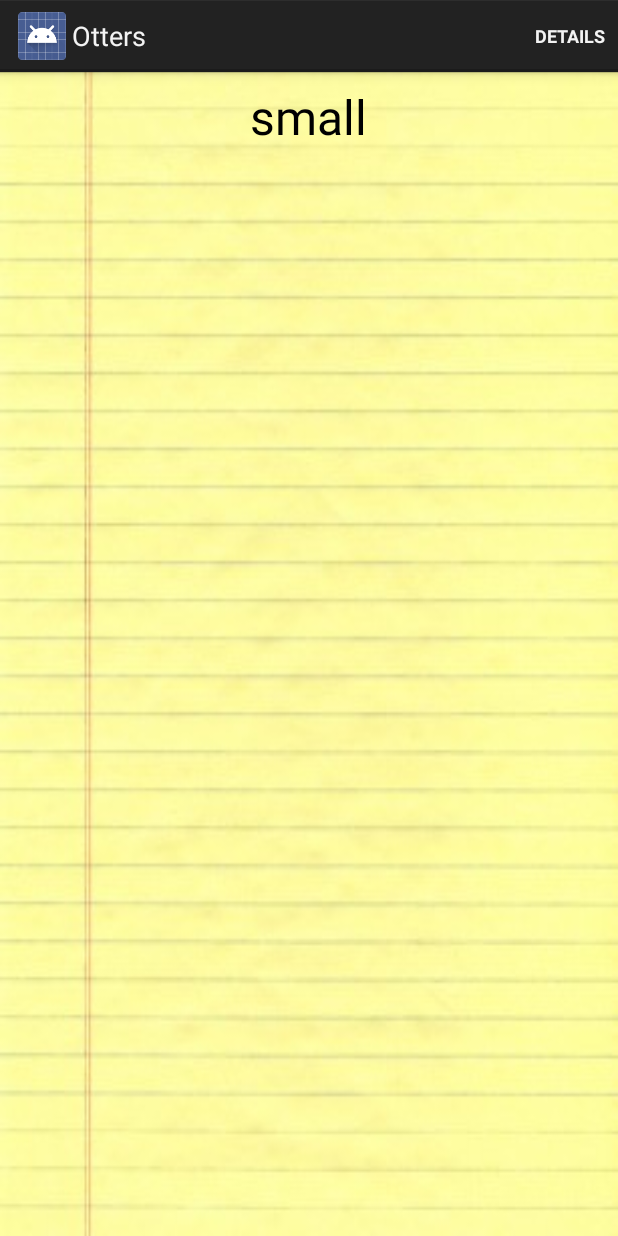
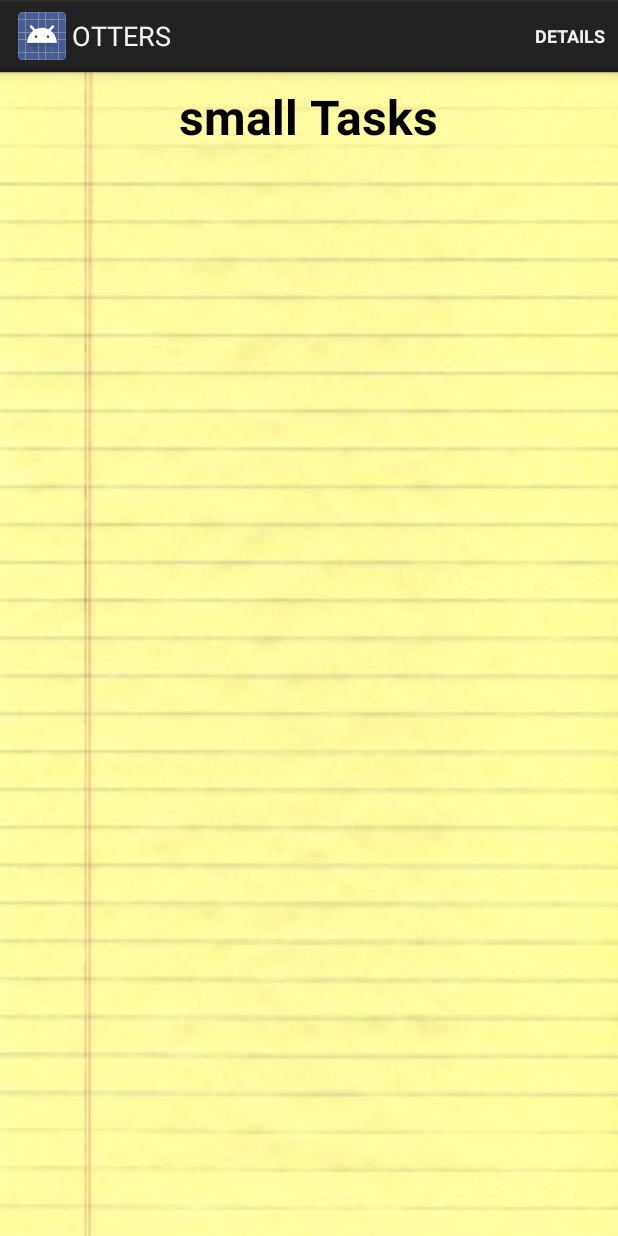
Before and after one commit to Zhomans/MobileProtoSprint3, an Android app: the ListActivity screen opened directly, with no data from a screen before it, on a phone screen of 412 x 824 dp. Run offline under Robolectric (Android 15) with nearby library versions, the phone set to English and light mode, and no system bars.

Commit message:
Made small cosmetic changes

```diff
--- a/Otters/Otters/src/main/java/com/sprint3/otters/ListActivity.java
+++ b/Otters/Otters/src/main/java/com/sprint3/otters/ListActivity.java
@@ -3,6 +3,7 @@ import android.content.ContentValues;
 import android.content.Context;
 import android.content.Intent;
 import android.database.sqlite.SQLiteDatabase;
+import android.graphics.Typeface;
 import android.os.Bundle;
 import android.app.Activity;
 import android.support.v4.app.NavUtils;
@@ -10,6 +11,7 @@ import android.util.Log;
 import android.view.Menu;
 import android.view.MenuItem;
 import android.view.View;
+import android.view.ViewGroup;
 import android.widget.AdapterView;
 import android.widget.Button;
 import android.widget.ListView;
@@ -34,6 +36,7 @@ public class ListActivity extends Activity {
         super.onCreate(savedInstanceState);
         setContentView(R.layout.activity_list_view);
 
+
         Bundle extras = getIntent().getExtras();
 
         if (extras != null) {
@@ -43,13 +46,15 @@ public class ListActivity extends Activity {
         }
 
         final TextView title = (TextView) findViewById(R.id.typeTextView);
-        title.setText(size);
+        overrideFonts(this, title);
+        title.setText(size+" Tasks");
 
         DBHandler db = new DBHandler(this);
         db.open();
         ArrayList<Task> tasks = db.getTasksBySize(size);
 
         ListView taskList = (ListView) findViewById(R.id.taskList);
+        overrideFonts(this, taskList);
 
         TaskListAdapter taskListAdapter = new TaskListAdapter(this, R.layout.task_list_item, tasks);
 
@@ -90,4 +95,27 @@ public class ListActivity extends Activity {
         }
         return super.onOptionsItemSelected(item);
     }
+    private void overrideFonts(final Context context, final View v) {
+
+        try {
+
+            if (v instanceof ViewGroup) {
+
+                ViewGroup vg = (ViewGroup) v;
+
+                for (int i = 0; i < vg.getChildCount(); i++) {
+
+                    View child = vg.getChildAt(i);
+
+                    overrideFonts(context, child);
+
+                }
+            } else if (v instanceof TextView ) {
+
+                ((TextView) v).setTypeface(Typeface.createFromAsset(context.getAssets(), "fonts/Vegur-R 0.602.otf"));
+
+            }
+        } catch (Exception e) {
+        }
+    }
 }
--- a/Otters/Otters/src/main/res/layout/activity_list_view.xml
+++ b/Otters/Otters/src/main/res/layout/activity_list_view.xml
@@ -12,6 +12,7 @@
         android:layout_width="wrap_content"
         android:layout_height="wrap_content"
         android:textAppearance="?android:attr/textAppearanceLarge"
+        android:textStyle="bold"
         android:text="Large Text"
         android:textSize="32sp"
         android:layout_centerHorizontal="true"
--- a/Otters/Otters/src/main/res/values/strings.xml
+++ b/Otters/Otters/src/main/res/values/strings.xml
@@ -1,7 +1,7 @@
 <?xml version="1.0" encoding="utf-8"?>
 <resources xmlns:xliff="urn:oasis:names:tc:xliff:document:1.2">
 
-    <string name="app_name">Otters</string>
+    <string name="app_name">OTTERS</string>
     <string name="action_settings">Settings</string>
     <string name="hello_world">Hello world!</string>
     <color name="gray">#989898</color>
```
